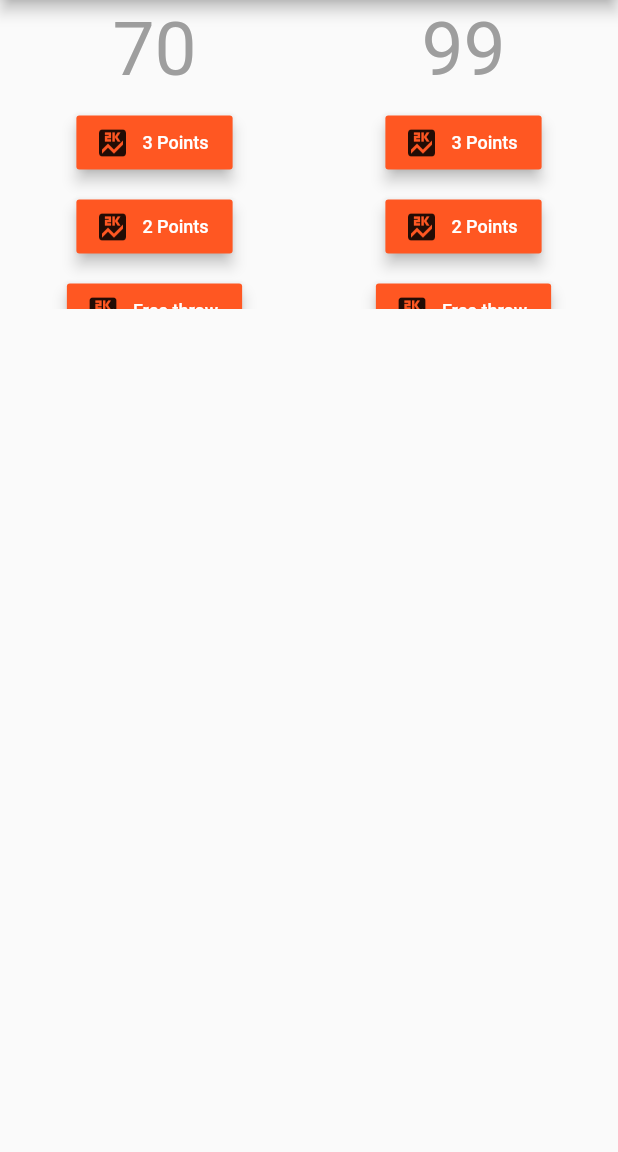
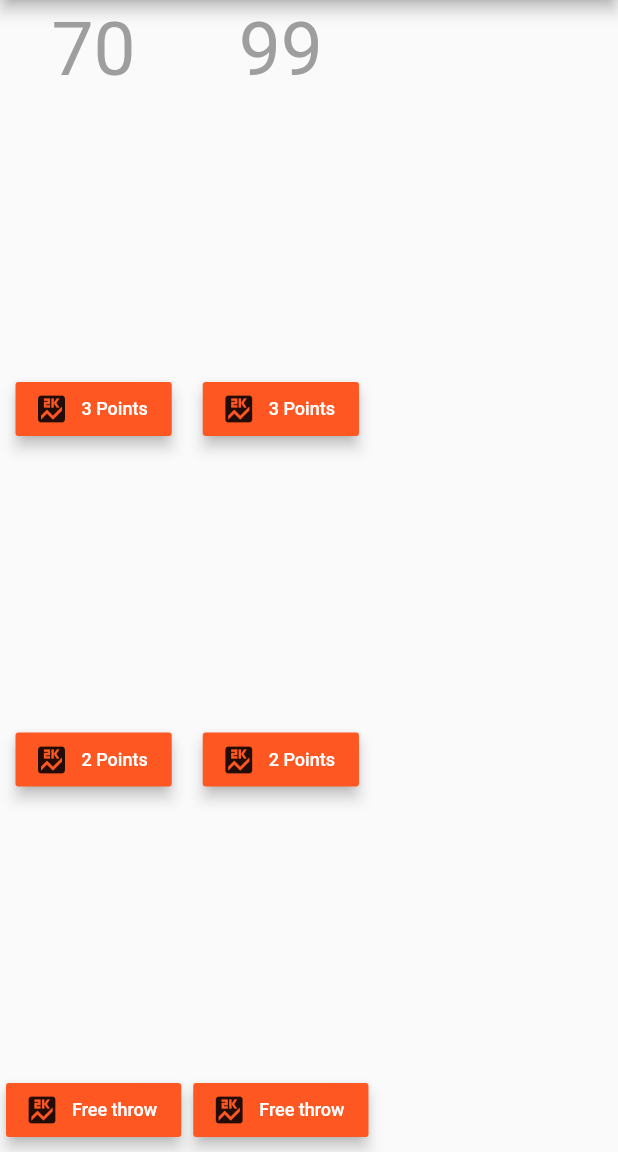
Before and after one commit to akanbi/basketball_court_manager, a Flutter app: the screen it shows after launch, on a phone screen of 412 x 824 dp, the part 84-1236 px from its top. Run offline on Flutter 3.47's test engine with Material 2 defaults, Android fonts, the phone set to English and light mode, and no system bars.

Commit message:
Adjust in home page

```diff
--- a/lib/main.dart
+++ b/lib/main.dart
@@ -29,44 +29,12 @@ class BasketballCourtManagerHome extends StatelessWidget {
         title: Text(title),
       ),
       body: SafeArea(
-          child:
-          Container(height: double.infinity, width: double.infinity,
-            child:
-            GridView.count(
-              crossAxisCount: 2,
-              children: [
-                ListView(
-                  children: [
-                    ScoreboardWidget("70"),
-                  ],
-                ),
-                ListView(
-                  children: [
-                    ScoreboardWidget("99")
-                  ],
-                )
-              ],
-            ),
-          )
-      ),
-    );
+          child: Row(
+            children: [
+              ScoreboardWidget("70"),
+              ScoreboardWidget("99")
+            ],
+          ),
+    ));
   }
-
 }
-
-// class MyHomePage extends StatefulWidget {
-//   MyHomePage({Key key, this.title}) : super(key: key);
-//   final String title;
-//
-//   @override
-//   _MyHomePageState createState() => _MyHomePageState();
-// }
-//
-// class _MyHomePageState extends State<MyHomePage> {
-//   int _counter = 0;
-//
-//   void _incrementCounter() {
-//     setState(() {
-//       _counter++;
-//     });
-//   }
```
